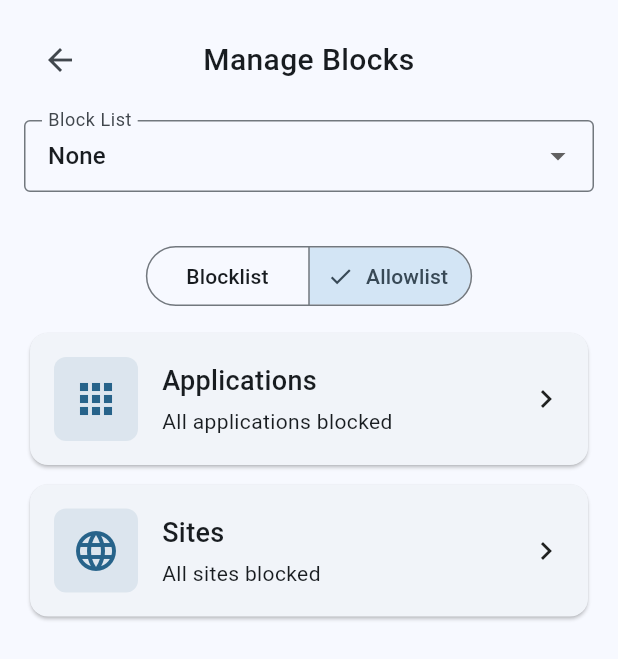
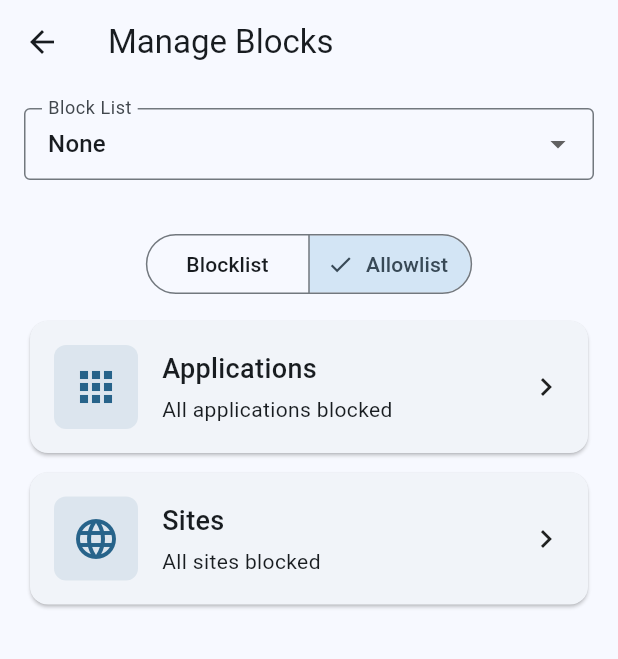
Before and after one commit to feznyng/Routine, a Flutter app: the BlockListPage screen opened directly with empty values, on a phone screen of 412 x 824 dp. Shown: the top 659 px of the screen. Run offline on Flutter 3.47's test engine with Material 3 defaults, Android fonts, the phone set to English and light mode, and no system bars; our stand-ins replace package_info_plus; missing offline and left inert: cron, launch_at_startup, tray_manager, window_manager; statements that could not run were skipped.

Commit message:
fix block list subpage

```diff
--- a/lib/widgets/block_list_page.dart
+++ b/lib/widgets/block_list_page.dart
@@ -68,47 +68,34 @@ class _BlockListPageState extends State<BlockListPage> {
   @override
   Widget build(BuildContext context) {
     final manager = Manager();
-    return SingleChildScrollView(
+    return Scaffold(
+      appBar: AppBar(
+        leading: IconButton(
+          icon: const Icon(Icons.arrow_back),
+          onPressed: () {
+            widget.onSave(_selectedApps, _selectedSites);
+            widget.onBack();
+          },
+        ),
+        title: const Text('Manage Blocks'),
+      ),
+      body: SingleChildScrollView(
         child: Padding(
           padding: const EdgeInsets.all(16.0),
           child: Column(
             mainAxisSize: MainAxisSize.min,
             crossAxisAlignment: CrossAxisAlignment.stretch,
             children: [
-            Row(
-              children: [
-                IconButton(
-                  icon: const Icon(Icons.arrow_back),
-                  onPressed: () {
-                    widget.onSave(_selectedApps, _selectedSites);
-                    widget.onBack();
-                  },
-                ),
-                const Expanded(
-                  child: Text(
-                    'Manage Blocks',
-                    style: TextStyle(
-                      fontSize: 20,
-                      fontWeight: FontWeight.w500,
-                    ),
-                    textAlign: TextAlign.center,
-                  ),
-                ),
-                // Add a spacer with the same width as the back button for symmetry
-                const SizedBox(width: 48),
-              ],
-            ),
-            const SizedBox(height: 16),
               // Dropdown for block list selection
               DropdownButtonFormField<String>(
                 value: _selectedBlockListId,
-              decoration: InputDecoration(
+                decoration: const InputDecoration(
                   labelText: 'Block List',
                   border: OutlineInputBorder(),
                   contentPadding: EdgeInsets.symmetric(horizontal: 12, vertical: 8),
                 ),
                 items: [
-                DropdownMenuItem<String>(
+                  const DropdownMenuItem<String>(
                     value: null,
                     child: Text('None'),
                   ),
@@ -136,8 +123,8 @@ class _BlockListPageState extends State<BlockListPage> {
               ),
               const SizedBox(height: 24),
               if (_selectedBlockListId != null)
-              Padding(
-                padding: const EdgeInsets.only(bottom: 16.0),
+                const Padding(
+                  padding: EdgeInsets.only(bottom: 16.0),
                   child: Text(
                     'This routine will use the selected block list.',
                     style: TextStyle(
@@ -191,6 +178,7 @@ class _BlockListPageState extends State<BlockListPage> {
                   onPressed: _openSitesDialog,
                 ),
             ],
+          ),
         ),
       ),
     );
```
Also changed, not shown: lib/widgets/routine_page.dart (+22 -23 lines). Lines whose indentation alone changed are shown as unchanged.
